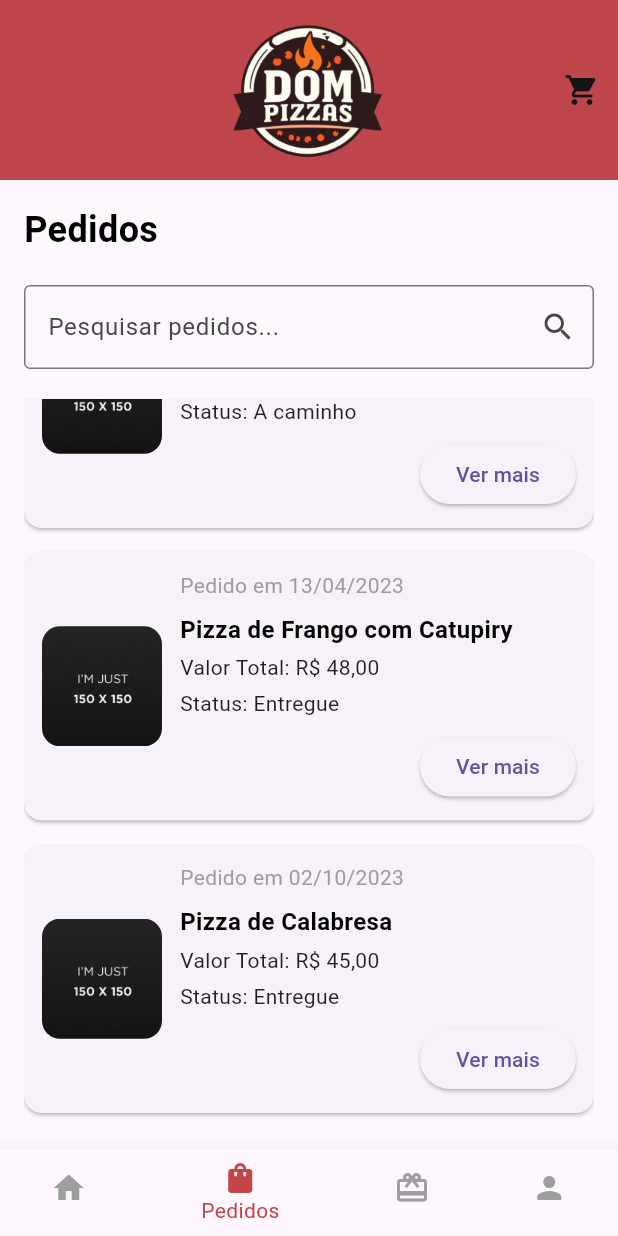
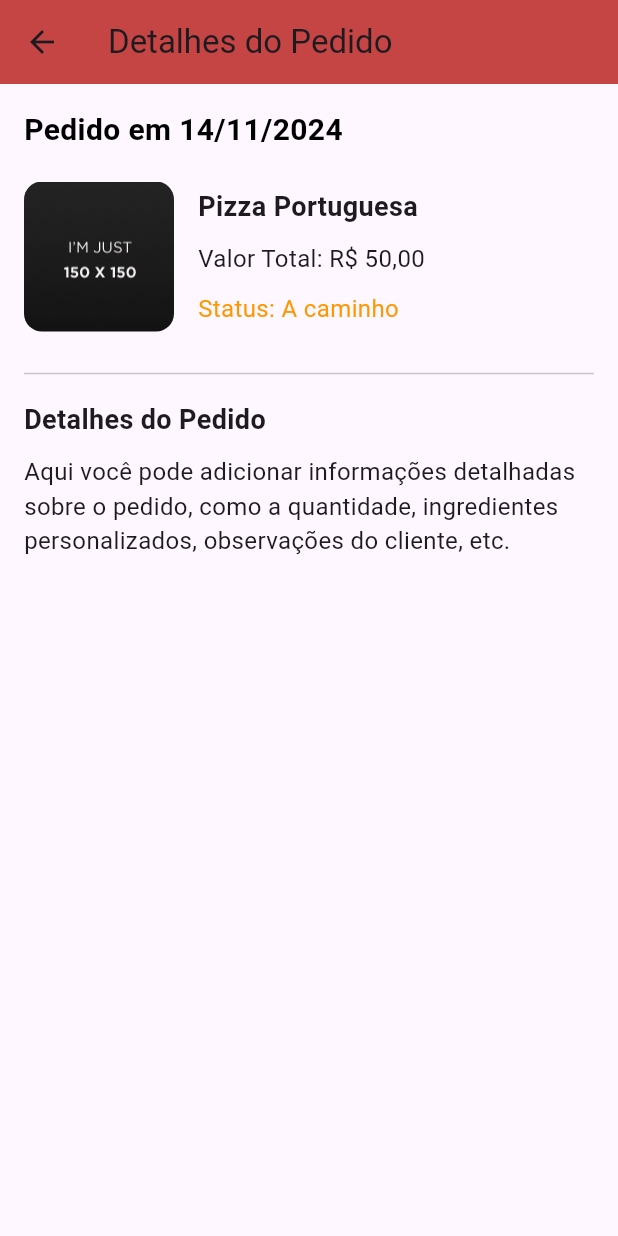
Before and after one commit to NicollasSilvaG/projeto_pizza_moblie, a Flutter app: the PedidosUsuarioScreen screen opened by its route, scrolled down 296 dp, after a tap on "Ver mais", on a phone screen of 412 x 824 dp. Run offline on Flutter 3.47's test engine with Material 3 defaults, Android fonts, the phone set to English and light mode, and no system bars; our stand-ins replace flutter_secure_storage, mask_text_input_formatter; accounts and stored records are empty.

Commit message:
Adiciona rotas para puxar o produto na tela inicial

```diff
--- a/lib/main.dart
+++ b/lib/main.dart
@@ -1,9 +1,11 @@
+import 'package:dom_pizzaria_moblie/screens/detalhes_pedido.dart';
+import 'package:flutter/material.dart';
 import 'package:dom_pizzaria_moblie/screens/carrinho.dart';
 import 'package:dom_pizzaria_moblie/screens/cupons.dart';
 import 'package:dom_pizzaria_moblie/screens/finalizar_pedido.dart';
 import 'package:dom_pizzaria_moblie/screens/minha_conta.dart';
 import 'package:dom_pizzaria_moblie/screens/pedidos.dart';
-import 'package:flutter/material.dart';
+
 import 'screens/cadastro_cliente.dart';
 import 'screens/login_usuario.dart';
 import 'screens/tela_inicial.dart';
@@ -26,10 +28,16 @@ class MyApp extends StatelessWidget {
         '/cadastro': (context) => const CadastroClienteScreen(),
         '/home': (context) => const TelaInicialScreen(),
         '/pedidos': (context) => const PedidosUsuarioScreen(),
-        '/cupons' : (context) => const CuponsScreen(),
-        '/conta' : (context) => const MinhaContaScreen(),
-        '/carrinho' : (context) => const CarrinhoScreen(),
-        '/finalizar_pedido' : (context) => const FinalizarPedidoScreen(),
+        '/cupons': (context) => const CuponsScreen(),
+        '/conta': (context) => const MinhaContaScreen(),
+        '/carrinho': (context) => const CarrinhoScreen(),
+        '/finalizar_pedido': (context) => const FinalizarPedidoScreen(),
+
+        // Nova rota para a tela de Visualizar Pedido
+        '/detalhes_pedido': (context) {
+          final Map<String, String> pedido = ModalRoute.of(context)!.settings.arguments as Map<String, String>;
+          return VisualizarPedidoScreen(pedido: pedido);
+        },
       },
     );
   }
--- a/lib/screens/cadastro_cliente.dart
+++ b/lib/screens/cadastro_cliente.dart
@@ -71,7 +71,7 @@ class CadastroClienteScreenState extends State<CadastroClienteScreen> {
       );
 
       ScaffoldMessenger.of(context).showSnackBar(
-        SnackBar(content: Text('Cadastro realizado com sucesso!')),
+        const SnackBar(content: Text('Cadastro realizado com sucesso!')),
       );
 
       Navigator.pushReplacementNamed(context, '/login');
--- /dev/null
+++ b/lib/screens/detalhes_pedido.dart
@@ -0,0 +1,90 @@
+import 'package:flutter/material.dart';
+
+class VisualizarPedidoScreen extends StatelessWidget {
+  final Map<String, String> pedido;
+
+  const VisualizarPedidoScreen({super.key, required this.pedido});
+
+  @override
+  Widget build(BuildContext context) {
+    return Scaffold(
+      appBar: AppBar(
+        backgroundColor: const Color(0xFFC54444),
+        title: const Text("Detalhes do Pedido"),
+      ),
+      body: Padding(
+        padding: const EdgeInsets.all(16.0),
+        child: Column(
+          crossAxisAlignment: CrossAxisAlignment.start,
+          children: [
+            Text(
+              "Pedido em ${pedido['dataPedido']}",
+              style: const TextStyle(
+                fontSize: 20,
+                fontWeight: FontWeight.bold,
+                color: Colors.black,
+              ),
+            ),
+            const SizedBox(height: 20),
+            Row(
+              children: [
+                ClipRRect(
+                  borderRadius: BorderRadius.circular(12),
+                  child: Image.asset(
+                    'assets/150x150.jpg', // Caminho da imagem do produto
+                    width: 100,
+                    height: 100,
+                    fit: BoxFit.cover,
+                  ),
+                ),
+                const SizedBox(width: 16),
+                Column(
+                  crossAxisAlignment: CrossAxisAlignment.start,
+                  children: [
+                    Text(
+                      pedido['produto']!,
+                      style: const TextStyle(
+                        fontSize: 18,
+                        fontWeight: FontWeight.bold,
+                      ),
+                    ),
+                    const SizedBox(height: 10),
+                    Text(
+                      "Valor Total: ${pedido['valorTotal']}",
+                      style: const TextStyle(fontSize: 16),
+                    ),
+                    const SizedBox(height: 10),
+                    Text(
+                      "Status: ${pedido['status']}",
+                      style: TextStyle(
+                        fontSize: 16,
+                        color: pedido['status'] == "Entregue" ? Colors.green : Colors.orange,
+                      ),
+                    ),
+                  ],
+                ),
+              ],
+            ),
+            const SizedBox(height: 20),
+            const Divider(),
+            const SizedBox(height: 10),
+            // Informações adicionais ou histórico do pedido
+            const Text(
+              "Detalhes do Pedido",
+              style: TextStyle(
+                fontSize: 18,
+                fontWeight: FontWeight.bold,
+              ),
+            ),
+            const SizedBox(height: 10),
+            const Text(
+              "Aqui você pode adicionar informações detalhadas sobre o pedido, "
+              "como a quantidade, ingredientes personalizados, observações do cliente, etc.",
+              style: TextStyle(fontSize: 16),
+            ),
+          ],
+        ),
+      ),
+    );
+  }
+}
--- a/lib/screens/login_usuario.dart
+++ b/lib/screens/login_usuario.dart
@@ -26,7 +26,7 @@ class LoginUsuarioScreen extends StatelessWidget {
 
     try {
       final response = await http.post(
-        Uri.parse('http://localhost:3070/flutter/loginuser'),
+        Uri.parse('http://10.0.2.2:3070/flutter/loginuser'),
         body: jsonEncode({'email': email, 'senha': senha}),
         headers: {'Content-Type': 'application/json'},
       );
--- a/lib/screens/pedidos.dart
+++ b/lib/screens/pedidos.dart
@@ -190,8 +190,10 @@ class _PedidosUsuarioScreenState extends State<PedidosUsuarioScreen> {
                                   child: ElevatedButton(
                                     onPressed: () {
                                       Navigator.pushNamed(
-                                          context, '/detalhes_pedido',
-                                          arguments: pedido);
+                                        context,
+                                        '/detalhes_pedido',
+                                        arguments: pedido, // Passa o pedido como argumento
+                                      );
                                     },
                                     child: const Text("Ver mais"),
                                   ),
--- a/pubspec.yaml
+++ b/pubspec.yaml
@@ -40,6 +40,7 @@ dependencies:
   mask_text_input_formatter: ^2.9.0
   flutter_secure_storage: ^9.2.2
   intl: ^0.19.0
+  dio: ^5.7.0
 
 
 dev_dependencies:
```
Also changed, not shown: lib/screens/tela_inicial.dart (+59 -37 lines), pubspec.lock.
